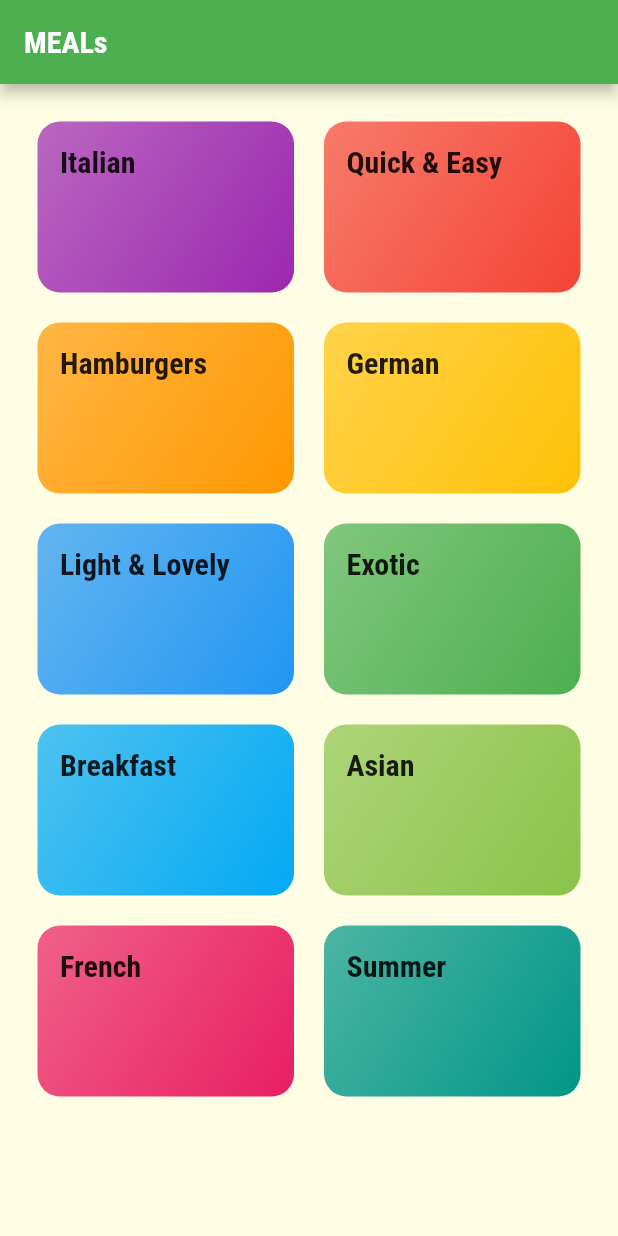
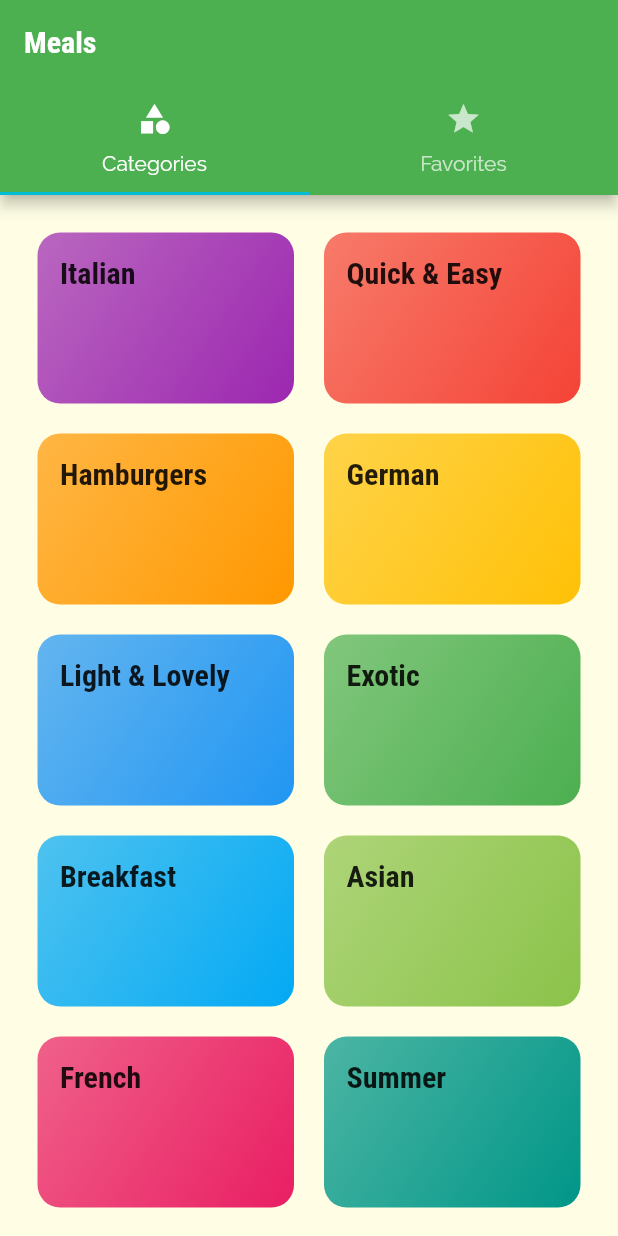
Before and after one commit to marcellus-saputra/udemy_meals_app, a Flutter app: the screen it shows after launch, on a phone screen of 412 x 824 dp. Run offline on Flutter 3.47's test engine with Material 2 defaults, Android fonts, the phone set to English and light mode, and no system bars.

Commit message:
Added tab bar

```diff
--- a/lib/main.dart
+++ b/lib/main.dart
@@ -3,6 +3,7 @@ import 'package:flutter_complete_guide/screens/category_meals_screen.dart';
 
 import 'screens/categories_screen.dart';
 import 'screens/meal_details_screen.dart';
+import 'screens/tabs_screen.dart';
 
 void main() => runApp(MyApp());
 
@@ -35,7 +36,7 @@ class MyApp extends StatelessWidget {
               ),
             ),
       ),
-      home: CategoriesScreen(),
+      home: TabsScreen(),
       routes: {
         CategoryMealsScreen.routeName: (context) => CategoryMealsScreen(),
         MealDetailsScreen.routeName: (context) => MealDetailsScreen(),
--- a/lib/screens/categories_screen.dart
+++ b/lib/screens/categories_screen.dart
@@ -9,11 +9,7 @@ import '../dummy_data.dart';
 class CategoriesScreen extends StatelessWidget {
   @override
   Widget build(BuildContext context) {
-    return Scaffold(
-      appBar: AppBar(
-        title: const Text('MEALs'),
-      ),
-      body: GridView(
+    return GridView(
       padding: const EdgeInsets.all(25),
       gridDelegate: SliverGridDelegateWithMaxCrossAxisExtent(
         maxCrossAxisExtent: 200,
@@ -28,7 +24,6 @@ class CategoriesScreen extends StatelessWidget {
                 data.color,
               ))
           .toList(),
-      ),
     );
   }
 }
--- /dev/null
+++ b/lib/screens/favorites_screen.dart
@@ -0,0 +1,8 @@
+import 'package:flutter/material.dart';
+
+class FavoritesScreen extends StatelessWidget {
+  @override
+  Widget build(BuildContext context) {
+    return Center(child: Text('The favorites'));
+  }
+}
--- /dev/null
+++ b/lib/screens/tabs_screen.dart
@@ -0,0 +1,41 @@
+import 'package:flutter/material.dart';
+import 'package:flutter_complete_guide/screens/categories_screen.dart';
+import 'package:flutter_complete_guide/screens/favorites_screen.dart';
+
+class TabsScreen extends StatefulWidget {
+  const TabsScreen({Key key}) : super(key: key);
+
+  @override
+  State<TabsScreen> createState() => _TabsScreenState();
+}
+
+class _TabsScreenState extends State<TabsScreen> {
+  @override
+  Widget build(BuildContext context) {
+    return DefaultTabController(
+      length: 2,
+      initialIndex: 0,
+      child: Scaffold(
+        appBar: AppBar(
+          title: Text('Meals'),
+          bottom: TabBar(
+            tabs: [
+              Tab(
+                icon: Icon(Icons.category),
+                text: 'Categories',
+              ),
+              Tab(
+                icon: Icon(Icons.star),
+                text: 'Favorites',
+              ),
+            ],
+          ),
+        ),
+        body: TabBarView(children: [
+          CategoriesScreen(),
+          FavoritesScreen(),
+        ]),
+      ),
+    );
+  }
+}
```
Lines whose indentation alone changed are shown as unchanged.
